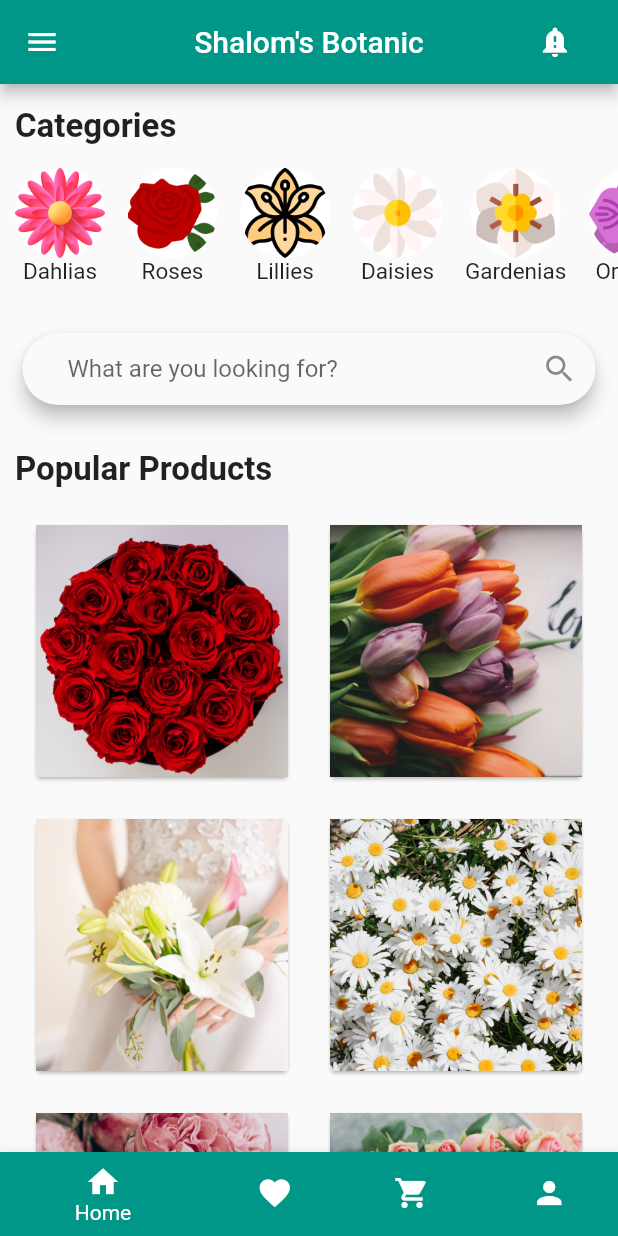
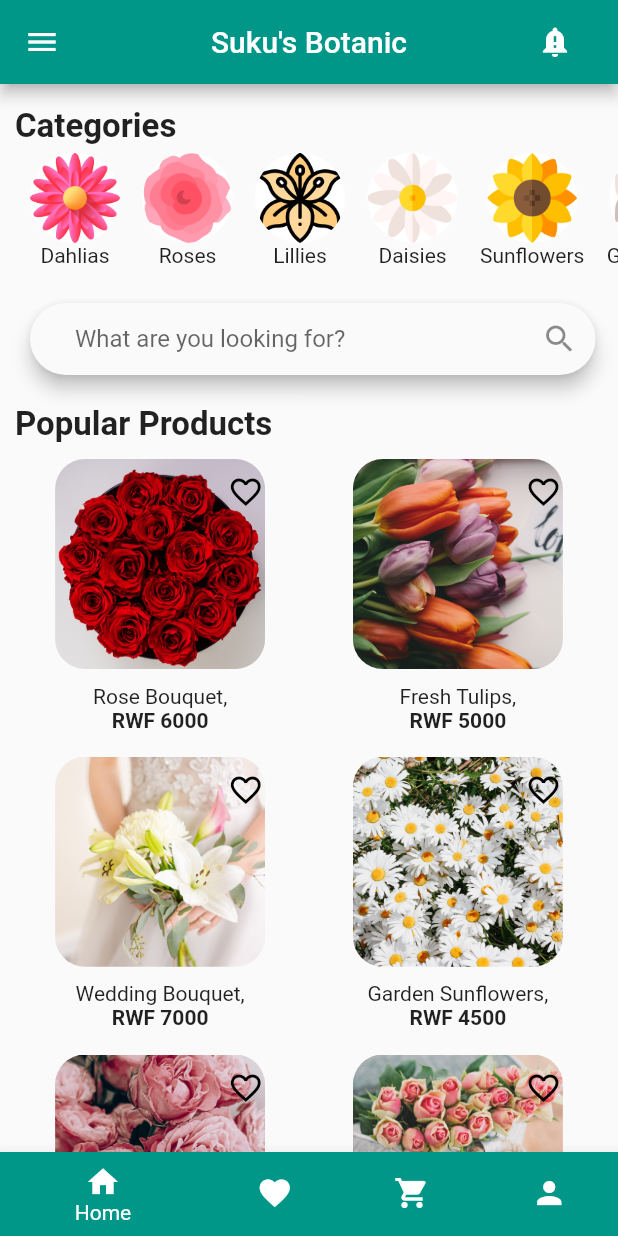
Before and after one commit to alu-rwa-prog-1/mini-project-1-Ziithe, a Flutter app: the screen it shows after launch, on a phone screen of 412 x 824 dp. Run offline on Flutter 3.47's test engine with Material 2 defaults, Android fonts, the light colour scheme and no system bars.

Commit message:
Week 3 Assignment

```diff
--- a/Ziithe_MiniProject1_Wk3/lib/categories.dart
+++ b/Ziithe_MiniProject1_Wk3/lib/categories.dart
@@ -10,7 +10,7 @@ class Category extends StatelessWidget {
         children: <Widget>[
           Container(
             padding: EdgeInsets.only(
-              left: 10.0,
+              left: 20.0,
             ),
             child: Row(
               children: <Widget>[
@@ -24,7 +24,6 @@ class Category extends StatelessWidget {
                       ),
                       Text(
                         'Dahlias',
-                        style: TextStyle(fontSize: 15),
                       ),
                     ],
                   ),
@@ -40,7 +39,9 @@ class Category extends StatelessWidget {
                         backgroundImage: AssetImage('images/rose.png'),
                         backgroundColor: Colors.white,
                       ),
-                      Text('Roses', style: TextStyle(fontSize: 15)),
+                      Text(
+                        'Roses',
+                      )
                     ],
                   ),
                 ),
@@ -55,7 +56,9 @@ class Category extends StatelessWidget {
                         backgroundImage: AssetImage('images/lily.png'),
                         backgroundColor: Colors.white,
                       ),
-                      Text('Lillies', style: TextStyle(fontSize: 15)),
+                      Text(
+                        'Lillies',
+                      ),
                     ],
                   ),
                 ),
@@ -70,7 +73,26 @@ class Category extends StatelessWidget {
                         backgroundImage: AssetImage('images/daisy.png'),
                         backgroundColor: Colors.white,
                       ),
-                      Text('Daisies', style: TextStyle(fontSize: 15)),
+                      Text(
+                        'Daisies',
+                      ),
+                    ],
+                  ),
+                ),
+                SizedBox(
+                  width: 15.0,
+                ),
+                Container(
+                  child: Column(
+                    children: [
+                      CircleAvatar(
+                        radius: 30,
+                        backgroundImage: AssetImage('images/sunflower.png'),
+                        backgroundColor: Colors.white,
+                      ),
+                      Text(
+                        'Sunflowers',
+                      ),
                     ],
                   ),
                 ),
@@ -85,7 +107,9 @@ class Category extends StatelessWidget {
                         backgroundImage: AssetImage('images/gardenia.png'),
                         backgroundColor: Colors.white,
                       ),
-                      Text('Gardenias', style: TextStyle(fontSize: 15)),
+                      Text(
+                        'Gardenias',
+                      ),
                     ],
                   ),
                 ),
@@ -100,22 +124,9 @@ class Category extends StatelessWidget {
                         backgroundImage: AssetImage('images/orchid.png'),
                         backgroundColor: Colors.white,
                       ),
-                      Text('Orchids', style: TextStyle(fontSize: 15)),
-                    ],
-                  ),
-                ),
-                SizedBox(
-                  width: 15.0,
-                ),
-                Container(
-                  child: Column(
-                    children: [
-                      CircleAvatar(
-                        radius: 30,
-                        backgroundImage: AssetImage('images/sunflower.png'),
-                        backgroundColor: Colors.white,
+                      Text(
+                        'Orchids',
                       ),
-                      Text('Sunflowers', style: TextStyle(fontSize: 15)),
                     ],
                   ),
                 ),
@@ -130,7 +141,9 @@ class Category extends StatelessWidget {
                         backgroundImage: AssetImage('images/tulip.png'),
                         backgroundColor: Colors.white,
                       ),
-                      Text('Tulips', style: TextStyle(fontSize: 15)),
+                      Text(
+                        'Tulips',
+                      ),
                     ],
                   ),
                 )
--- a/Ziithe_MiniProject1_Wk3/lib/drawer.dart
+++ b/Ziithe_MiniProject1_Wk3/lib/drawer.dart
@@ -15,6 +15,7 @@ class MyDrawer extends StatelessWidget {
             children: [
               CircleAvatar(
                 radius: 50.0,
+                backgroundColor: Colors.teal,
                 backgroundImage: AssetImage('images/profilepic.jpg'),
               ),
               SizedBox(
@@ -69,7 +70,7 @@ class MyDrawer extends StatelessWidget {
                 title: Text("Settings"),
               ),
               SizedBox(
-                height: 300.0,
+                height: 200.0,
               ),
               ListTile(
                 onTap: () {},
--- /dev/null
+++ b/Ziithe_MiniProject1_Wk3/lib/image_card.dart
@@ -0,0 +1,55 @@
+import 'package:flutter/material.dart';
+
+class ImageCard extends StatelessWidget {
+  final String item;
+  final String name;
+  final String price;
+
+  const ImageCard({Key key, this.item, this.name, this.price})
+      : super(key: key);
+  @override
+  Widget build(BuildContext context) {
+    return Column(
+      children: [
+        Container(
+          height: 140,
+          width: 140,
+          decoration: BoxDecoration(
+              borderRadius: BorderRadius.circular(20.0),
+              image:
+                  DecorationImage(image: AssetImage(item), fit: BoxFit.cover)),
+          child: Transform.translate(
+              offset: Offset(50, -55),
+              child: Container(
+                margin: EdgeInsets.symmetric(horizontal: 65, vertical: 65),
+                decoration: BoxDecoration(
+                    borderRadius: BorderRadius.circular(10),
+                    color: Colors.transparent),
+                child: Icon(
+                  Icons.favorite_border,
+                  color: Colors.black,
+                ),
+              )),
+        ),
+        SizedBox(
+          height: 10.0,
+        ),
+        Column(
+          children: [
+            Padding(
+              padding: EdgeInsets.only(left: 5.0),
+            ),
+            Text(name),
+            SizedBox(
+              width: 5.0,
+            ),
+            Text(
+              price,
+              style: TextStyle(fontWeight: FontWeight.bold),
+            )
+          ],
+        ),
+      ],
+    );
+  }
+}
--- a/Ziithe_MiniProject1_Wk3/lib/main.dart
+++ b/Ziithe_MiniProject1_Wk3/lib/main.dart
@@ -1,5 +1,6 @@
 import 'package:Ziithe_MiniProject1_Wk3/categories.dart';
 import 'package:Ziithe_MiniProject1_Wk3/drawer.dart';
+import 'package:Ziithe_MiniProject1_Wk3/image_card.dart';
 import 'package:flutter/material.dart';
 import 'drawer.dart';
 
@@ -26,6 +27,32 @@ class _MyAppState extends State<MyApp> {
     'images/10.jpg'
   ];
 
+  final List<String> _listText = [
+    'Rose Bouquet,',
+    'Fresh Tulips,',
+    'Wedding Bouquet,',
+    'Garden Sunflowers,',
+    'Pink Roses,',
+    'Rose Basket,',
+    'Pink Dahlias,',
+    'Pink Orchids,',
+    'Mixed Fresh Bouquet,',
+    'Mixed Rose Bouquet,'
+  ];
+
+  final List<String> _listPrice = [
+    'RWF 6000',
+    'RWF 5000',
+    'RWF 7000',
+    'RWF 4500',
+    'RWF 6500',
+    'RWF 12000',
+    'RWF 7000',
+    'RWF 4500',
+    'RWF 6000',
+    'RWF 8000'
+  ];
+
   @override
   Widget build(BuildContext context) {
     return MaterialApp(
@@ -36,7 +63,7 @@ class _MyAppState extends State<MyApp> {
       home: Scaffold(
         appBar: AppBar(
           centerTitle: true,
-          title: Text("Shalom's Botanic"),
+          title: Text("Suku's Botanic"),
           actions: <Widget>[
             Padding(
               padding: EdgeInsets.only(right: 30.0),
@@ -52,27 +79,29 @@ class _MyAppState extends State<MyApp> {
           child: MyDrawer(),
         ),
         //Body
-        body: ListView(
-          scrollDirection: Axis.vertical,
-          physics: const AlwaysScrollableScrollPhysics(),
-          children: <Widget>[
+        body: SafeArea(
+          bottom: false,
+          child: SingleChildScrollView(
+            child: Column(
+              crossAxisAlignment: CrossAxisAlignment.start,
+              children: [
                 Padding(
                   padding: EdgeInsets.only(top: 15.0, left: 10.0),
                   child: Text("Categories",
-                  style:
-                      TextStyle(fontSize: 22.0, fontWeight: FontWeight.bold)),
+                      style: TextStyle(
+                          fontSize: 22.0, fontWeight: FontWeight.bold)),
                 ),
-            SizedBox(height: 15.0),
+                SizedBox(height: 5.0),
                 Category(),
                 Container(
-              padding: EdgeInsets.only(top: 10.0, left: 15.0, right: 15.0),
+                  padding: EdgeInsets.only(left: 20.0, right: 15.0),
                   child: Material(
                     elevation: 5.0,
                     borderRadius: BorderRadius.circular(30.0),
                     child: TextField(
                       decoration: InputDecoration(
-                    contentPadding:
-                        EdgeInsets.symmetric(horizontal: 30.0, vertical: 14.0),
+                        contentPadding: EdgeInsets.symmetric(
+                            horizontal: 30.0, vertical: 14.0),
                         hintText: "What are you looking for?",
                         suffixIcon: Icon(Icons.search),
                         border: InputBorder.none,
@@ -81,34 +110,36 @@ class _MyAppState extends State<MyApp> {
                   ),
                 ),
                 SizedBox(
-              height: 30.0,
+                  height: 10.0,
                 ),
                 Padding(
-              padding: EdgeInsets.only(left: 10.0),
+                  padding: EdgeInsets.only(top: 10.0, left: 10.0),
                   child: Text("Popular Products",
-                  style:
-                      TextStyle(fontSize: 22.0, fontWeight: FontWeight.bold)),
+                      style: TextStyle(
+                          fontSize: 22.0, fontWeight: FontWeight.bold)),
                 ),
-            Expanded(
+                Container(
+                  height: 500,
+                  width: 500,
                   child: GridView.count(
                       crossAxisCount: 2,
-                padding: EdgeInsets.all(20.0),
-                crossAxisSpacing: 20,
-                mainAxisSpacing: 20,
+                      padding: EdgeInsets.all(10.0),
+                      crossAxisSpacing: 5,
+                      mainAxisSpacing: 5,
                       shrinkWrap: true,
-                children: _listItem
-                    .map((item) => Card(
-                          child: Container(
-                            decoration: BoxDecoration(
-                                image: DecorationImage(
-                                    image: AssetImage(item),
-                                    fit: BoxFit.cover)),
+                      children: List.generate(_listItem.length, (index) {
+                        return Center(
+                          child: ImageCard(
+                            item: _listItem[index],
+                            name: _listText[index],
+                            price: _listPrice[index],
                           ),
-                        ))
-                    .toList(),
+                        );
+                      })),
+                ),
+              ],
             ),
           ),
-          ],
         ),
         //Bottom NavBar
         bottomNavigationBar: BottomNavigationBar(
```
Also changed, not shown: Ziithe_MiniProject1_Wk3/pubspec.yaml (+7 -0 lines), Ziithe_MiniProject1_Wk3/images/icon.png (added), Ziithe_MiniProject1_Wk3/images/orchid.png, Ziithe_MiniProject1_Wk3/images/rose.png, Ziithe_MiniProject1_Wk3/pubspec.lock, 27 other files. Lines whose indentation alone changed are shown as unchanged.
